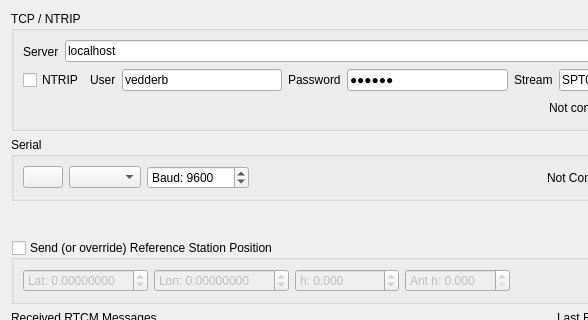
Above: Linux/RC_Car_Tool/rtcmwidget.ui from vedderb/rise_sdvp before the change; both pictures show x 0 to 588 and y 0 to 320 of the 742 by 540 pixel window. Below: the same form after it.
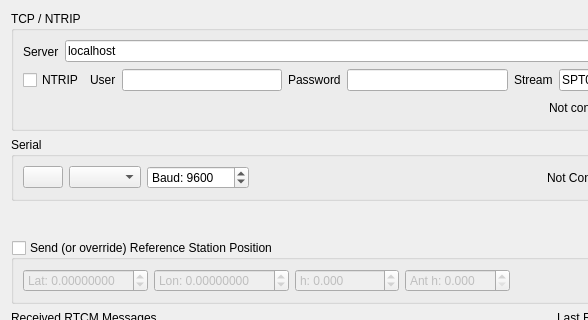
That is the form after the change. Icons and pictures are not drawn.

```diff
--- a/Linux/RC_Car_Tool/rtcmwidget.ui
+++ b/Linux/RC_Car_Tool/rtcmwidget.ui
@@ -73,7 +73,7 @@
         <item>
          <widget class="QLineEdit" name="ntripUserEdit">
           <property name="text">
-           <string>vedderb</string>
+           <string/>
           </property>
          </widget>
         </item>
@@ -87,7 +87,7 @@
         <item>
          <widget class="QLineEdit" name="ntripPasswordEdit">
           <property name="text">
-           <string>abc123</string>
+           <string/>
           </property>
           <property name="echoMode">
            <enum>QLineEdit::Password</enum>
```
